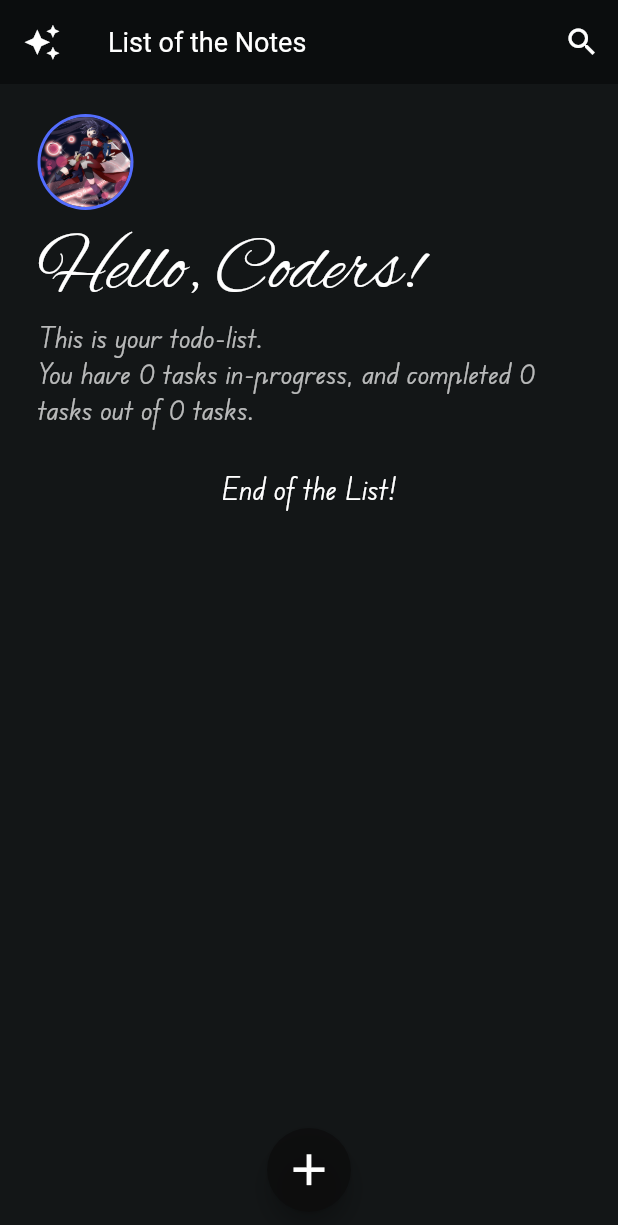
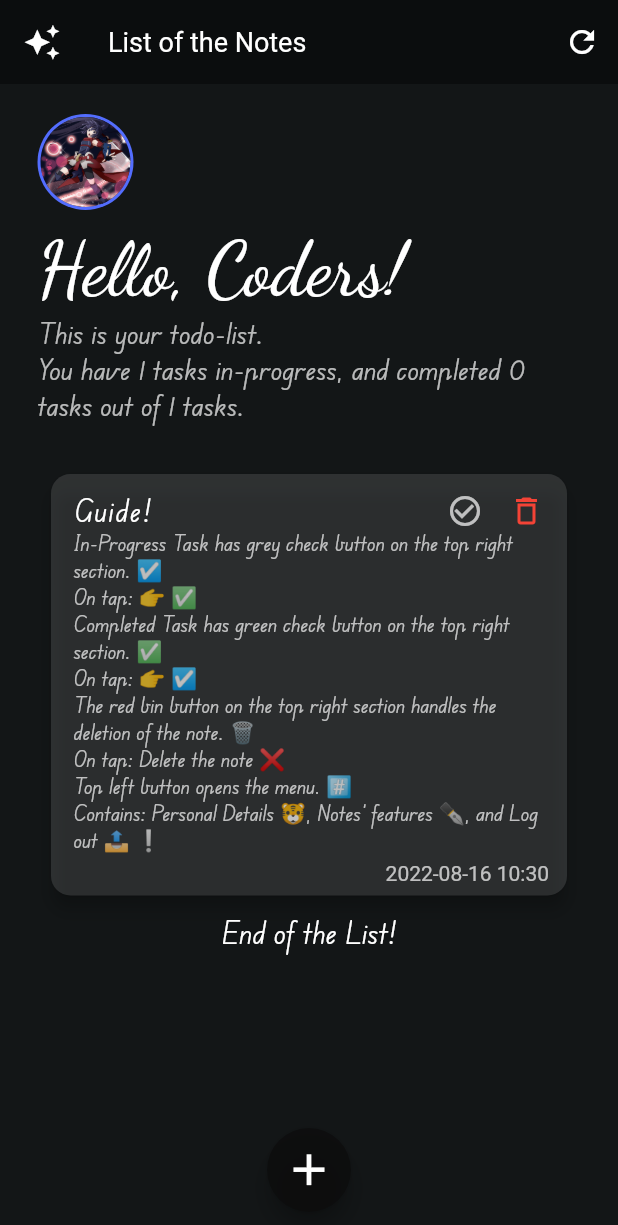
Before and after one commit to surajmgr/Completed_todon_v_a_db, a Flutter app: the screen it shows after launch, after a tap on "Login", on a phone screen of 412 x 824 dp. Shown: the top 1225 px of the screen. Run offline on Flutter 3.47's test engine with Material 2 defaults, Android fonts, the phone set to English and light mode, and no system bars; our stand-ins replace hive, hive_flutter, shared_preferences; missing offline and left inert: build_daemon; accounts and stored records are empty.

Commit message:
Adjustment#mainHPND

```diff
--- a/lib/main.dart
+++ b/lib/main.dart
@@ -48,6 +48,16 @@ class MyApp extends StatelessWidget {
 
   @override
   Widget build(BuildContext context) {
+    late Box<Note> noteBox = Hive.box('notes');
+    if (noteBox.isEmpty) {
+      noteBox.add(Note(
+        title: "Guide!",
+        description:
+            "In-Progress Task has grey check button on the top right section. ☑\nOn tap: 👉 ✅\nCompleted Task has green check button on the top right section. ✅\nOn tap: 👉 ☑\nThe red bin button on the top right section handles the deletion of the note. 🗑\nOn tap: Delete the note ❌\nTop left button opens the menu. #️⃣\nContains: Personal Details 🐯, Notes' features ✒, and Log out 📤 ❕",
+        date: DateTime.now(),
+        isCompleted: false,
+      ));
+    }
     return MaterialApp(
       debugShowCheckedModeBanner: false,
       title: "New TODO App Practice",
--- a/lib/pages/homepg.dart
+++ b/lib/pages/homepg.dart
@@ -79,11 +79,9 @@ class _HomePageState extends State<HomePage> {
         actions: [
           IconButton(
             onPressed: () {
-              setState(() {
-                notesBox.clear();
-              });
+              setState(() {});
             },
-            icon: const Icon(Icons.search_sharp),
+            icon: const Icon(Icons.refresh),
           )
         ],
       ),
@@ -175,13 +173,15 @@ class _HomePageState extends State<HomePage> {
                       mainAxisAlignment: MainAxisAlignment.spaceBetween,
                       children: [
                         Text(
-                          noteData.title,
+                          noteData.title + " ",
                           style: TextStyle(
                             // decoration: TextDecoration.underline,
                             // color: Colors.amberAccent,
-                            fontFamily: 'EDU VIC',
+                            fontFamily: 'Edu VIC',
                             fontSize: 20,
-                            fontWeight: FontWeight.w600,
+                            fontWeight: FontWeight.w300,
+                            wordSpacing: 2,
+                            letterSpacing: 1,
                           ),
                         ),
                         // Check & Delete
@@ -379,7 +379,7 @@ class HeadingHP extends StatelessWidget {
             "Hello, ${name ?? 'Coders'}!",
             style: TextStyle(
               color: Colors.white,
-              fontFamily: 'Alex Brush',
+              fontFamily: 'Edu VAC',
               fontSize: 50,
               //backgroundColor: Colors.amberAccent,
               fontWeight: FontWeight.w500,
--- a/lib/pages/notedetails.dart
+++ b/lib/pages/notedetails.dart
@@ -170,9 +170,7 @@ class NoteDetailsState extends State<NoteDetails> {
               padding: EdgeInsets.only(top: 5, bottom: 15, left: 20, right: 20),
               child: TextFormField(
                 textAlignVertical: TextAlignVertical.top,
-                maxLength: 255,
                 minLines: 1,
-                maxLines: 15,
                 controller: descriptionController,
                 onChanged: (value) {
                   isChanged = true;
--- a/pubspec.yaml
+++ b/pubspec.yaml
@@ -89,6 +89,9 @@ flutter:
       - family: Edu VIC
         fonts:
           - asset: fonts/EduVIC.ttf
+      - family: Edu VAC
+        fonts:
+          - asset: fonts/eduV.ttf
   #   - family: Schyler
   #     fonts:
   #       - asset: fonts/Schyler-Regular.ttf
```
Also changed, not shown: fonts/eduV.ttf (added).
